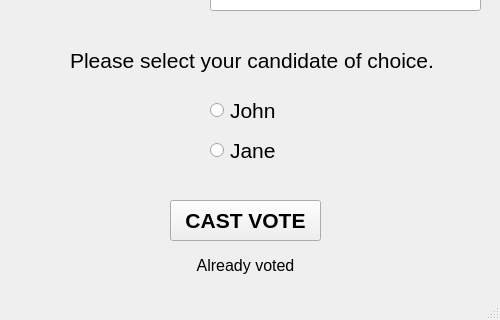
This is vote_menu.ui in codyschappert/Project-1 as Qt 5 draws it before an edit; both pictures show x 0 to 500 and y 180 to 500 of the 500 by 500 pixel window. The edited form follows.
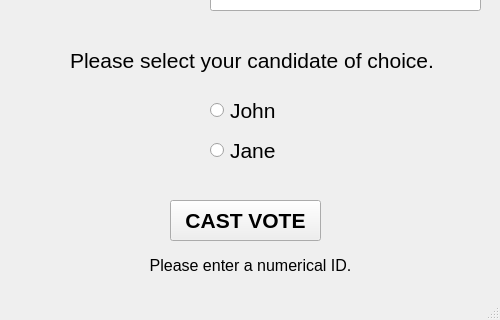
This is the edited form.

```diff
--- a/vote_menu.ui
+++ b/vote_menu.ui
@@ -150,11 +150,14 @@
     </property>
    </widget>
    <widget class="QLabel" name="error_label">
+    <property name="enabled">
+     <bool>true</bool>
+    </property>
     <property name="geometry">
      <rect>
-      <x>170</x>
+      <x>120</x>
       <y>430</y>
-      <width>151</width>
+      <width>261</width>
       <height>31</height>
      </rect>
     </property>
@@ -167,7 +170,7 @@
      <locale language="English" country="UnitedStates"/>
     </property>
     <property name="text">
-     <string>Already voted</string>
+     <string>Please enter a numerical ID.</string>
     </property>
     <property name="alignment">
      <set>Qt::AlignCenter</set>
```
